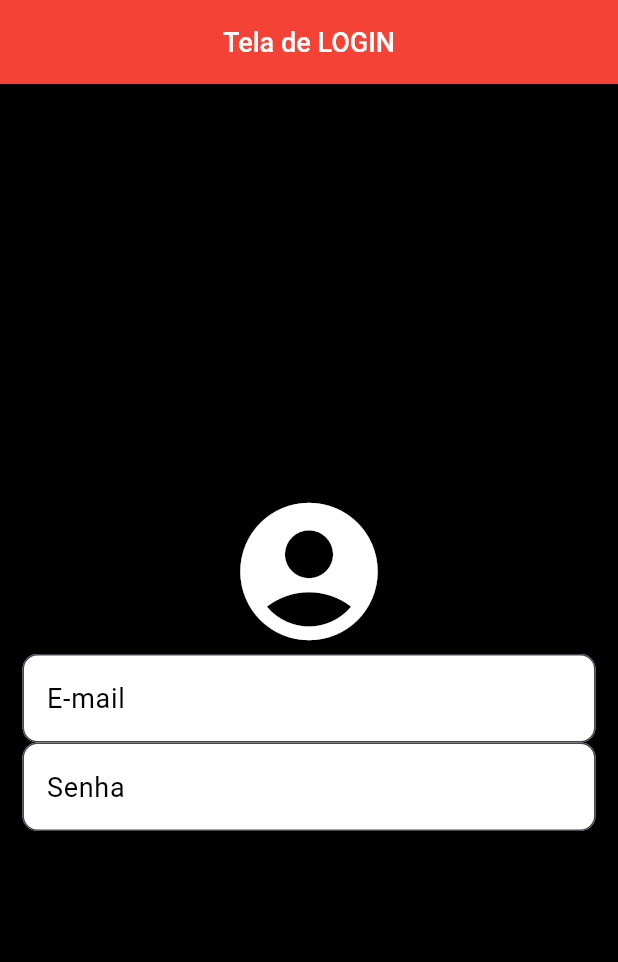
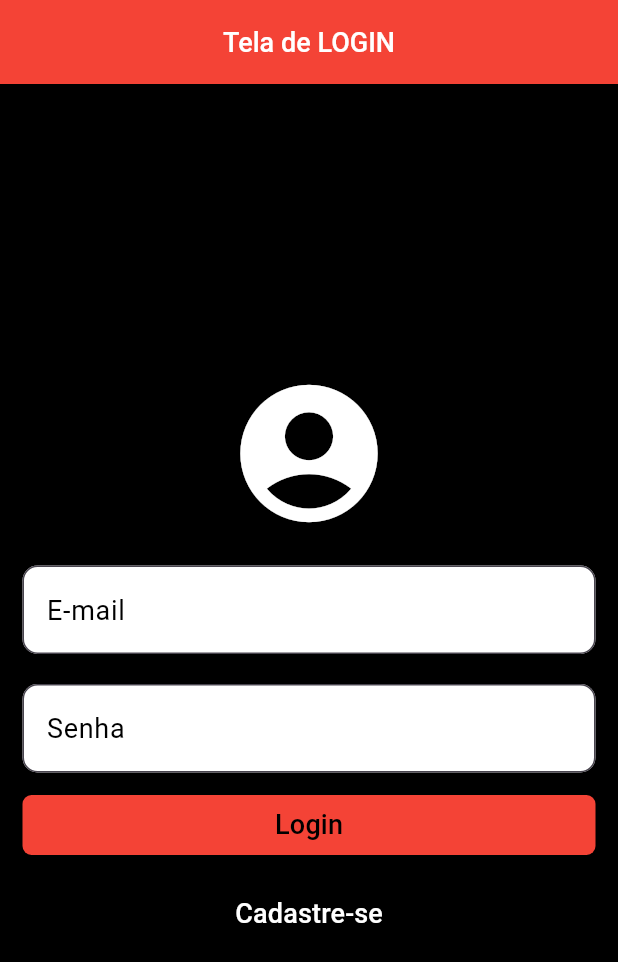
Before and after one commit to YuriVasconcelosJ/ProjectFlutter, a Flutter app: the screen it shows after launch, on a phone screen of 412 x 824 dp. Shown: the top 962 px of the screen. Run offline on Flutter 3.47's test engine with Material 3 defaults, Android fonts, the phone set to English and light mode, and no system bars.

Commit message:
Arrumar o espacamento entre os campos de input da tela de cadastro

```diff
--- a/lib/login.dart
+++ b/lib/login.dart
@@ -8,19 +8,21 @@ class Login extends StatefulWidget {
 }
 
 class _LoginState extends State<Login> {
+  bool entrar = true;
+
   @override
   Widget build(BuildContext context) {
     return Scaffold(
       // Cor de fundo da tela
-      backgroundColor: Colors.black,
+      backgroundColor: (entrar) ? Colors.black : Colors.brown,
       appBar: AppBar(
         centerTitle: true,
         // Cor da barra superior
-        backgroundColor: Colors.red,
+        backgroundColor: (entrar) ? Colors.red : Colors.deepOrange,
         // Titulo da barra superior
-        title: const Text(
-          "Tela de LOGIN",
-          style: TextStyle(
+        title: Text(
+          (entrar) ? "Tela de LOGIN" : "Tela de CADASTRO",
+          style: const TextStyle(
             color: Colors.white,
             fontSize: 18,
             fontWeight: FontWeight.w500,
@@ -39,9 +41,14 @@ class _LoginState extends State<Login> {
               // children:
               children: [
                 // Icone do login
-                const Icon(Icons.account_circle_rounded,
-                    color: Colors.white, size: 110),
+                Icon(
+                    (entrar)
+                        ? Icons.account_circle_rounded
+                        : Icons.account_circle_outlined,
+                    color: Colors.white,
+                    size: 110),
                 // E-mail
+                const SizedBox(height: 20),
                 TextFormField(
                     decoration: InputDecoration(
                   hintText: "E-mail",
@@ -56,6 +63,8 @@ class _LoginState extends State<Login> {
                   ),
                 )),
                 // Senha
+                const SizedBox(
+                    height: 20), // Espaçamento entre o e-mail e a senha
                 TextFormField(
                   decoration: InputDecoration(
                     hintText: "Senha",
@@ -67,11 +76,89 @@ class _LoginState extends State<Login> {
                     ),
 
                     border: OutlineInputBorder(
-                    borderRadius: BorderRadius.circular(10), // Estilo da borda
+                      borderRadius:
+                          BorderRadius.circular(10), // Estilo da borda
                     ),
                   ),
                   obscureText: true,
                 ),
+                // Tela de Cadastro
+                Visibility(
+                    visible: !entrar,
+                    child: Column(
+                      children: [
+                        const SizedBox(height: 20),
+                        TextFormField(
+                          decoration: InputDecoration(
+                            hintText: "Confirme a Senha",
+                            fillColor: Colors.white, // Cor do texto
+                            filled: true, // Preenchimento do texto
+                            hintStyle: const TextStyle(
+                              color: Colors.black,
+                              fontSize: 18,
+                            ),
+
+                            border: OutlineInputBorder(
+                              borderRadius:
+                                  BorderRadius.circular(10), // Estilo da borda
+                            ),
+                          ),
+                          obscureText: true,
+                        ),
+                        TextFormField(
+                            decoration: InputDecoration(
+                          hintText: "E-mail",
+                          fillColor: Colors.white, // Cor do texto
+                          filled: true, // Preenchimento do texto
+                          hintStyle: const TextStyle(
+                            color: Colors.black,
+                            fontSize: 18,
+                          ),
+                          border: OutlineInputBorder(
+                            borderRadius:
+                                BorderRadius.circular(10), // Estilo da borda
+                          ),
+                        )),
+                      ],
+                    )),
+                // Espaçamento entre o botão e o texto
+                Padding(
+                  padding: const EdgeInsets.only(top: 15, bottom: 15),
+                  // Botaton de login:
+                  // Arrumar o tamanho do botão
+                  child: SizedBox(
+                    height: 40,
+                    child: ElevatedButton(
+                        onPressed: () {},
+                        // Formataçao do botao
+                        style: ElevatedButton.styleFrom(
+                            backgroundColor:
+                                (entrar) ? Colors.red : Colors.deepOrangeAccent,
+                            shape: RoundedRectangleBorder(
+                                borderRadius: BorderRadius.circular(6))),
+                        child: Text(
+                          (entrar) ? "Login" : "cadastar",
+                          style: const TextStyle(
+                            color: Colors.black,
+                            fontSize: 18,
+                          ),
+                        )),
+                  ),
+                ),
+                // Texto de cadastro
+                TextButton(
+                    onPressed: () {
+                      setState(() {
+                        entrar = !entrar;
+                      });
+                    },
+                    child: Text(
+                      (entrar) ? "Cadastre-se" : "Entre",
+                      style: const TextStyle(
+                        color: Colors.white,
+                        fontSize: 18,
+                      ),
+                    ))
               ],
             ),
           ),
--- a/lib/main.dart
+++ b/lib/main.dart
@@ -1,5 +1,7 @@
 import 'package:flutter/material.dart';
 import 'package:flutter_project/login.dart';
+import 'package:flutter_project/interna.dart';
+
 void main() {
   runApp(const MaterialApp(
     debugShowCheckedModeBanner: false, // Remove o banner de debug
```
Lines whose indentation alone changed are shown as unchanged.
